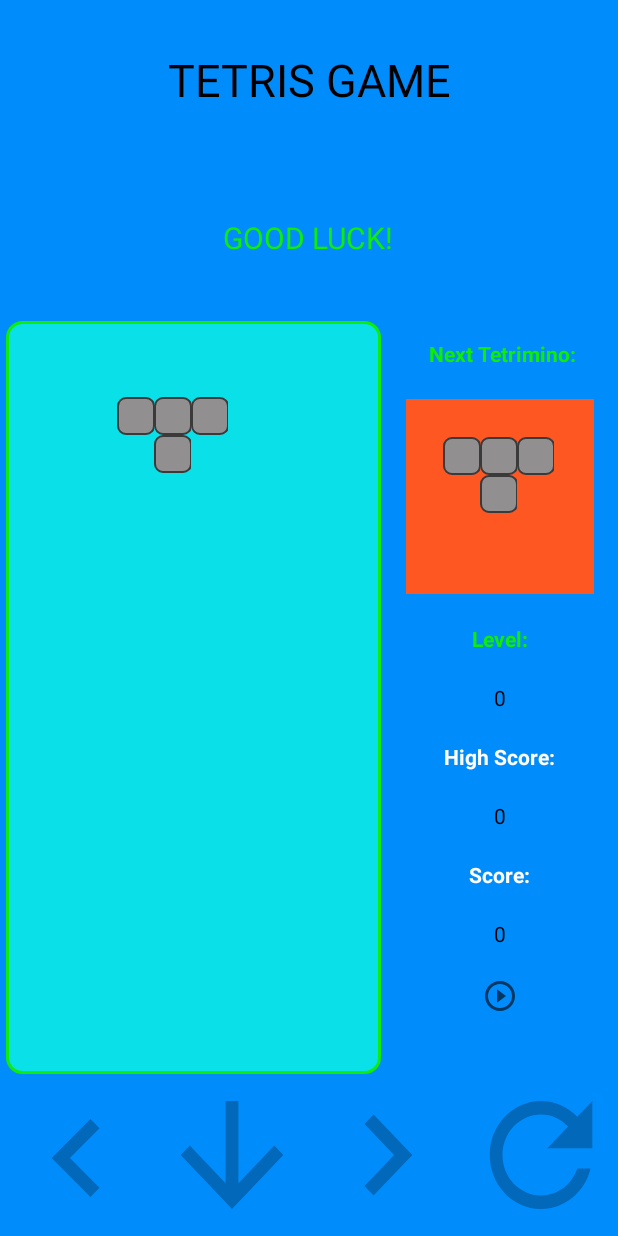
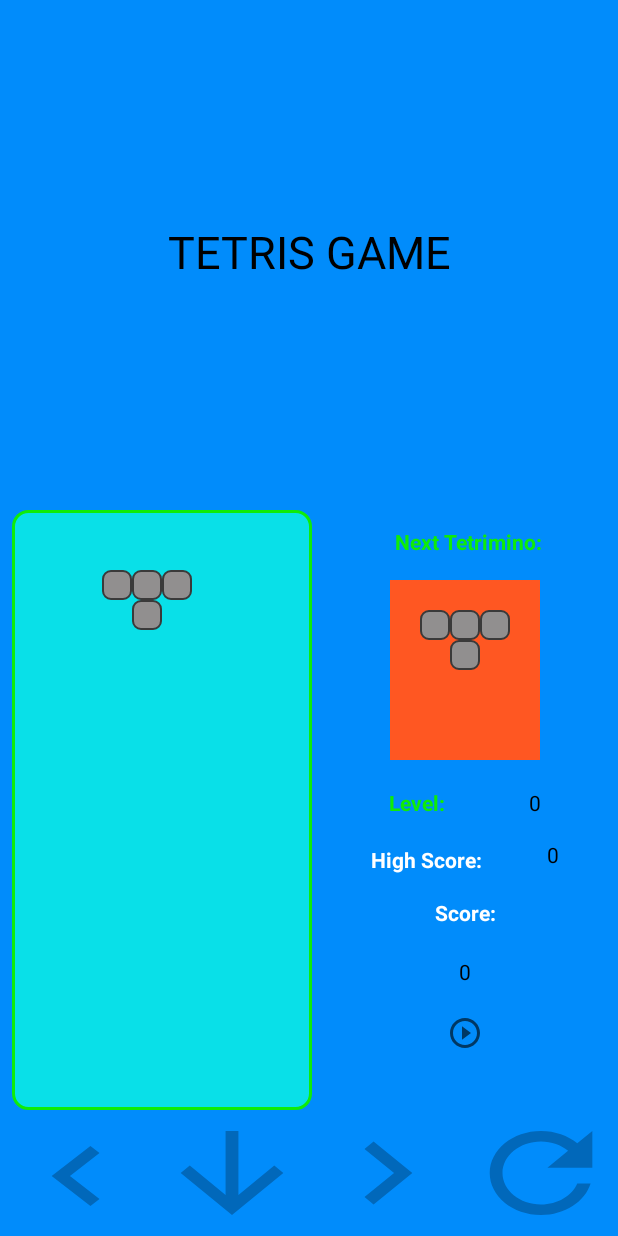
Before and after one commit to Nailu776/Studies-2022_I_ST_PTM, an Android app: the TetrisSoloGameActivity screen opened directly, with no data from a screen before it, after a tap on "Pause Button", on a phone screen of 412 x 824 dp. Run offline under Robolectric (Android 15) with nearby library versions, the phone set to English and light mode, and no system bars; 1 statement that could not run was skipped; 1 other tap on this screen came first.

Commit message:
Zmniejszenie kwadracików i tycia zmiana layoutu by lepiej się wyświetlał na telefonie S5.

```diff
--- a/Tetris/app/src/main/res/layout/activity_tetris_solo_game.xml
+++ b/Tetris/app/src/main/res/layout/activity_tetris_solo_game.xml
@@ -24,55 +24,30 @@
         android:textColor="@color/black"
         android:textSize="30sp"
         android:visibility="visible"
-        app:layout_constraintBottom_toTopOf="@+id/start_container"
+        app:layout_constraintBottom_toTopOf="@+id/game_grid"
         app:layout_constraintEnd_toEndOf="parent"
         app:layout_constraintStart_toStartOf="parent"
         app:layout_constraintTop_toTopOf="parent" />
 
-    <LinearLayout
-        android:id="@+id/start_container"
-        android:layout_width="0dp"
-        android:layout_height="0dp"
-        android:orientation="vertical"
-        android:gravity="center"
-        app:layout_constraintBottom_toTopOf="@id/game_grid"
-        app:layout_constraintEnd_toEndOf="parent"
-        app:layout_constraintStart_toStartOf="parent"
-        app:layout_constraintTop_toBottomOf="@+id/title">
 
-        <!--  Przycisk startu gry-->
     <Button
         android:id="@+id/start"
         android:layout_width="wrap_content"
         android:layout_height="wrap_content"
-            android:layout_marginStart="32dp"
-            android:layout_marginTop="4dp"
-            android:layout_marginEnd="32dp"
-            android:layout_marginBottom="4dp"
         android:gravity="center"
         android:text="@string/start"
         android:textColor="@color/black"
         android:textSize="20sp"
         android:visibility="visible"
-            app:backgroundTint="@color/green" />
-
-        <TextView
-            android:id="@+id/gl_txt"
-            android:layout_width="wrap_content"
-            android:layout_height="wrap_content"
+        app:backgroundTint="@color/green"
         android:layout_marginStart="32dp"
         android:layout_marginTop="4dp"
         android:layout_marginEnd="32dp"
         android:layout_marginBottom="4dp"
-            android:gravity="center"
-            android:text="@string/good_luck"
-            android:textColor="@color/green"
-            android:textSize="20sp"
-            android:visibility="gone"
-            app:backgroundTint="@color/green" />
-
-
-    </LinearLayout>
+        app:layout_constraintTop_toBottomOf="@id/gameOver"
+        app:layout_constraintEnd_toEndOf="@+id/game_grid"
+        app:layout_constraintStart_toStartOf="@+id/game_grid"
+        app:layout_constraintBottom_toBottomOf="@+id/game_grid"/>
     <!--[KONIEC]    Górna część layoutu-->
 
     <!--    Środkowa część layoutu-->
@@ -80,9 +55,9 @@
     <!-- Siatka gry-->
     <GridView
         android:id="@+id/game_grid"
-        android:layout_width="250dp"
-        android:layout_height="502dp"
-        android:layout_marginStart="4dp"
+        android:layout_width="200dp"
+        android:layout_height="400dp"
+        android:layout_marginStart="8dp"
         android:layout_marginTop="4dp"
         android:layout_marginEnd="4dp"
         android:layout_marginBottom="4dp"
@@ -92,7 +67,7 @@
         app:layout_constraintEnd_toStartOf="@id/next_tetrimino"
         app:layout_constraintHorizontal_weight="2"
         app:layout_constraintStart_toStartOf="parent"
-        app:layout_constraintTop_toBottomOf="@id/start_container"/>
+        app:layout_constraintTop_toBottomOf="@id/title" />
     <!-- Napis końca gry-->
     <TextView
         android:id="@+id/gameOver"
@@ -108,7 +83,7 @@
         android:textSize="40sp"
         android:textStyle="bold"
         android:visibility="gone"
-        app:layout_constraintBottom_toBottomOf="@id/game_grid"
+        app:layout_constraintBottom_toTopOf="@id/start"
         app:layout_constraintEnd_toEndOf="@id/game_grid"
         app:layout_constraintStart_toStartOf="@id/game_grid"
         app:layout_constraintTop_toTopOf="@id/game_grid" />
@@ -123,7 +98,7 @@
         android:layout_marginStart="4dp"
         android:layout_marginTop="4dp"
         android:layout_marginEnd="4dp"
-        android:layout_marginBottom="4dp"
+        android:layout_marginBottom="2dp"
         android:gravity="center"
 
         android:text="@string/next_tetrimino"
@@ -133,14 +108,14 @@
         app:layout_constraintEnd_toEndOf="parent"
         app:layout_constraintHorizontal_weight="1"
         app:layout_constraintStart_toEndOf="@id/game_grid"
-        app:layout_constraintTop_toBottomOf="@+id/start_container" />
+        app:layout_constraintTop_toBottomOf="@+id/title" />
     <!--    Wyświetlenie następnego tetrimino-->
     <LinearLayout
         android:id="@+id/next_tetrimino_disp"
         android:layout_width="wrap_content"
-        android:layout_height="130dp"
+        android:layout_height="120dp"
         android:layout_marginStart="4dp"
-        android:layout_marginTop="4dp"
+        android:layout_marginTop="2dp"
         android:layout_marginEnd="4dp"
         android:layout_marginBottom="4dp"
         app:layout_constraintBottom_toTopOf="@+id/txt_level"
@@ -150,7 +125,7 @@
 
         <GridView
             android:id="@+id/nextBlock_4"
-            android:layout_width="100dp"
+            android:layout_width="80dp"
             android:layout_height="match_parent"
             android:background="@color/orange_sq"
             android:numColumns="4"
@@ -158,7 +133,7 @@
 
         <GridView
             android:id="@+id/nextBlock_5"
-            android:layout_width="125dp"
+            android:layout_width="100dp"
             android:layout_height="match_parent"
             android:background="@color/orange_sq"
             android:numColumns="5"
@@ -171,14 +146,14 @@
         android:layout_width="wrap_content"
         android:layout_height="wrap_content"
         android:layout_marginStart="4dp"
-        android:layout_marginTop="4dp"
+        android:layout_marginTop="2dp"
         android:layout_marginEnd="4dp"
-        android:layout_marginBottom="4dp"
+        android:layout_marginBottom="2dp"
         android:text="@string/level"
         android:textColor="@color/green"
         android:textStyle="bold"
-        app:layout_constraintBottom_toTopOf="@+id/level"
-        app:layout_constraintEnd_toEndOf="parent"
+        app:layout_constraintBottom_toTopOf="@+id/txt_high_score"
+        app:layout_constraintEnd_toStartOf="@+id/level"
         app:layout_constraintStart_toEndOf="@id/game_grid"
         app:layout_constraintTop_toBottomOf="@+id/next_tetrimino_disp" />
     <!-- Tekst wyświetlający poziom-->
@@ -195,8 +170,8 @@
         android:textColor="@color/black"
         app:layout_constraintBottom_toTopOf="@id/txt_high_score"
         app:layout_constraintEnd_toEndOf="parent"
-        app:layout_constraintStart_toEndOf="@id/game_grid"
-        app:layout_constraintTop_toBottomOf="@+id/txt_level" />
+        app:layout_constraintStart_toEndOf="@id/txt_level"
+        app:layout_constraintTop_toBottomOf="@+id/next_tetrimino_disp" />
     <!--    Tekst "High score"-->
     <TextView
         android:id="@+id/txt_high_score"
@@ -209,10 +184,10 @@
         android:text="@string/high_score"
         android:textColor="@color/white"
         android:textStyle="bold"
-        app:layout_constraintBottom_toTopOf="@+id/high_score"
-        app:layout_constraintEnd_toEndOf="parent"
+        app:layout_constraintBottom_toTopOf="@+id/txt_total_score"
+        app:layout_constraintEnd_toStartOf="@+id/high_score"
         app:layout_constraintStart_toEndOf="@id/game_grid"
-        app:layout_constraintTop_toBottomOf="@+id/level" />
+        app:layout_constraintTop_toBottomOf="@+id/txt_level" />
     <!-- Wyświetlenie najwyższego wyniku-->
     <TextView
         android:id="@+id/high_score"
@@ -227,8 +202,8 @@
         android:textColor="@color/black"
         app:layout_constraintBottom_toTopOf="@+id/txt_total_score"
         app:layout_constraintEnd_toEndOf="parent"
-        app:layout_constraintStart_toEndOf="@id/game_grid"
-        app:layout_constraintTop_toBottomOf="@+id/txt_high_score" />
+        app:layout_constraintStart_toEndOf="@id/txt_high_score"
+        app:layout_constraintTop_toBottomOf="@+id/txt_level" />
     <!--    Tekst aktualny wynik-->
     <TextView
         android:id="@+id/txt_total_score"
@@ -291,7 +266,7 @@
             android:layout_height="match_parent"
             android:contentDescription="@string/pause_button"
             android:src="@drawable/ic_baseline_pause_circle_outline_24"
-            android:visibility="gone"/>
+            android:visibility="visible" />
     </LinearLayout>
 
 
@@ -301,7 +276,7 @@
     <ImageView
         android:id="@+id/left"
         android:layout_width="0dp"
-        android:layout_height="0dp"
+        android:layout_height="80dp"
         android:background="@drawable/ic_baseline_keyboard_arrow_left_24"
         android:contentDescription="@android:string/ok"
         app:layout_constraintBottom_toBottomOf="parent"
--- a/Tetris/app/src/main/res/layout/temp_sq.xml
+++ b/Tetris/app/src/main/res/layout/temp_sq.xml
@@ -6,8 +6,9 @@
     <!-- Obrazek kwadratu 25x25-->
     <ImageView
         android:id="@+id/temp_sq"
-        android:layout_width="25dp"
-        android:layout_height="25dp"
+        android:layout_width="20dp"
+        android:layout_height="20dp"
         android:background="@drawable/square_blue"
-        android:visibility="visible"/>
+        android:visibility="visible"
+        android:contentDescription="@string/square" />
 </LinearLayout>
--- a/Tetris/app/src/main/res/values/strings.xml
+++ b/Tetris/app/src/main/res/values/strings.xml
@@ -24,4 +24,5 @@
     <string name="high_score">High Score:</string>
     <string name="score">Score:</string>
     <string name="good_luck">GOOD LUCK!</string>
+    <string name="square">Square</string>
 </resources>
```
Lines whose indentation alone changed are shown as unchanged.
